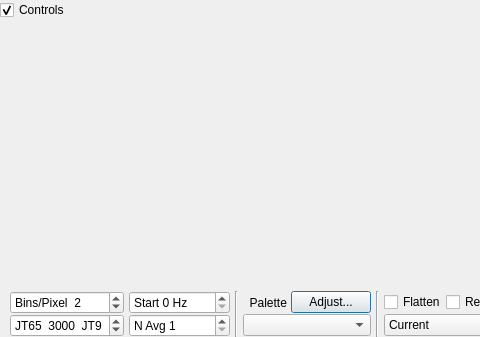
Old version of the form widegraph.ui in the repository saitohirga/WSJT-X; both pictures show x 0 to 480 and y 0 to 337 of the 799 by 337 pixel window.
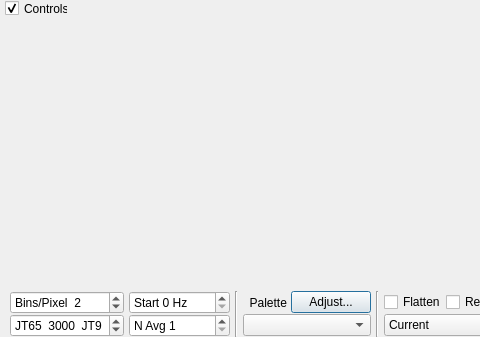
New version of the form. Custom widgets are drawn as their Qt base class.

Commit message: Move 'Controls' checkbox a few pixels to the right.

The edit to the form file:
```diff
--- a/widegraph.ui
+++ b/widegraph.ui
@@ -56,6 +56,14 @@
       <number>1</number>
      </property>
      <widget class="QCheckBox" name="cbControls">
+      <property name="geometry">
+       <rect>
+        <x>5</x>
+        <y>0</y>
+        <width>63</width>
+        <height>17</height>
+       </rect>
+      </property>
       <property name="text">
        <string>Controls</string>
       </property>
```
